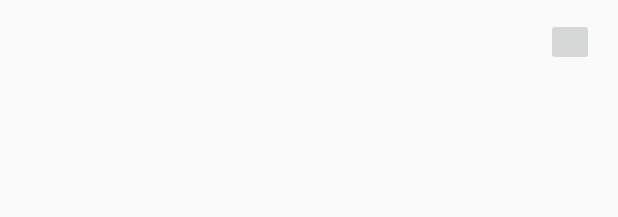
After one commit to glfernando/IntelEdisonController, an Android app: the layout list_item_gpio.xml on its own in the app's theme, with its tools: preview values and no code run, on a phone screen of 412 x 824 dp. The commit adds this screen. Shown: the top 217 px of the screen. Run offline under Robolectric (Android 15) with nearby library versions, the phone set to English and light mode, and no system bars.

Commit message:
Creating Gpio Fragment
This fragment will contain items created by the user that will allow
the user to modify the value of the gpios at run time.

```diff
--- a/app/build.gradle
+++ b/app/build.gradle
@@ -23,4 +23,5 @@ dependencies {
     compile fileTree(dir: 'libs', include: ['*.jar'])
     compile 'com.android.support:appcompat-v7:21.0.3'
     compile 'com.android.support:support-v4:21.0.3'
+    compile 'com.android.support:recyclerview-v7:21.0.3'
 }
--- /dev/null
+++ b/app/src/main/res/layout/list_item_gpio.xml
@@ -0,0 +1,29 @@
+<?xml version="1.0" encoding="utf-8"?>
+<LinearLayout xmlns:android="http://schemas.android.com/apk/res/android"
+    android:orientation="horizontal"
+    android:layout_width="match_parent"
+    android:layout_height="56dp"
+    android:paddingLeft="16dp"
+    android:paddingRight="16dp"
+    android:paddingTop="8dp"
+    android:paddingBottom="8dp"
+    android:gravity="center_vertical"
+    >
+
+    <TextView
+        android:id="@+id/gpio_textView"
+        android:layout_width="0dp"
+        android:layout_height="match_parent"
+        android:layout_weight="1"
+        android:fontFamily="sans-serif-medium"
+        android:textSize="16sp"
+        android:gravity="center_vertical"
+        />
+
+    <ImageButton
+        android:layout_width="32dp"
+        android:layout_height="32dp"
+        android:id="@+id/gpio_imageButton"
+         />
+
+</LinearLayout>
```
Also changed, not shown: app/src/main/java/me/no_ip/glfernando/inteledisoncontroller/Gpio.java (added, +19 -0 lines), app/src/main/java/me/no_ip/glfernando/inteledisoncontroller/GpioFragment.java (added, +66 -0 lines), app/src/main/java/me/no_ip/glfernando/inteledisoncontroller/GpioRecyclerAdapter.java (added, +106 -0 lines), app/src/main/java/me/no_ip/glfernando/inteledisoncontroller/MainActivity.java (+25 -3 lines), app/src/main/res/layout/fragment_gpio.xml (added, +12 -0 lines), app/src/main/res/mipmap-hdpi/ic_push_button.png (added), app/src/main/res/mipmap-mdpi/ic_push_button.png (added), app/src/main/res/mipmap-xhdpi/ic_push_button.png (added), app/src/main/res/mipmap-xxhdpi/ic_push_button.png (added), 2 other files.
